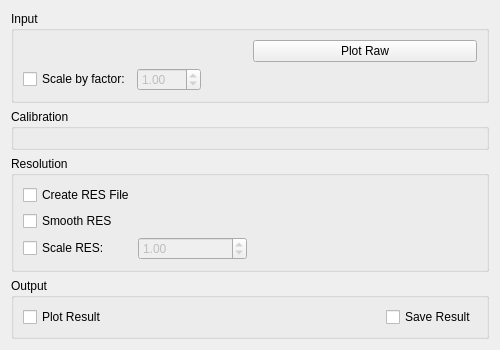
mantidproject/mantid, file Code/Mantid/MantidQt/CustomInterfaces/inc/MantidQtCustomInterfaces/Indirect/ISISCalibration.ui: the form before one commit.
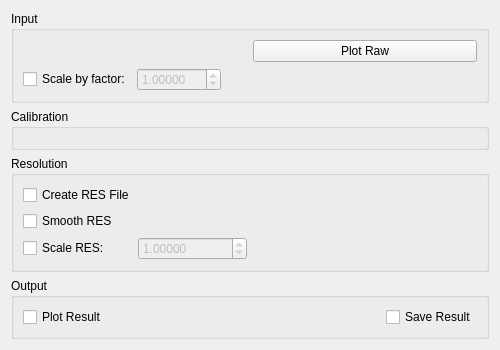
The form after the commit. Custom widgets are drawn as their Qt base class.

```diff
--- a/Code/Mantid/MantidQt/CustomInterfaces/inc/MantidQtCustomInterfaces/Indirect/ISISCalibration.ui
+++ b/Code/Mantid/MantidQt/CustomInterfaces/inc/MantidQtCustomInterfaces/Indirect/ISISCalibration.ui
@@ -78,6 +78,9 @@
           <property name="enabled">
            <bool>false</bool>
           </property>
+          <property name="decimals">
+           <number>5</number>
+          </property>
           <property name="maximum">
            <double>999.990000000000009</double>
           </property>
@@ -175,6 +178,9 @@
             <property name="enabled">
              <bool>false</bool>
             </property>
+            <property name="decimals">
+             <number>5</number>
+            </property>
             <property name="maximum">
              <double>999.990000000000009</double>
             </property>
```
Left out of the diff: 6 changed lines with no effect on the pictures.
